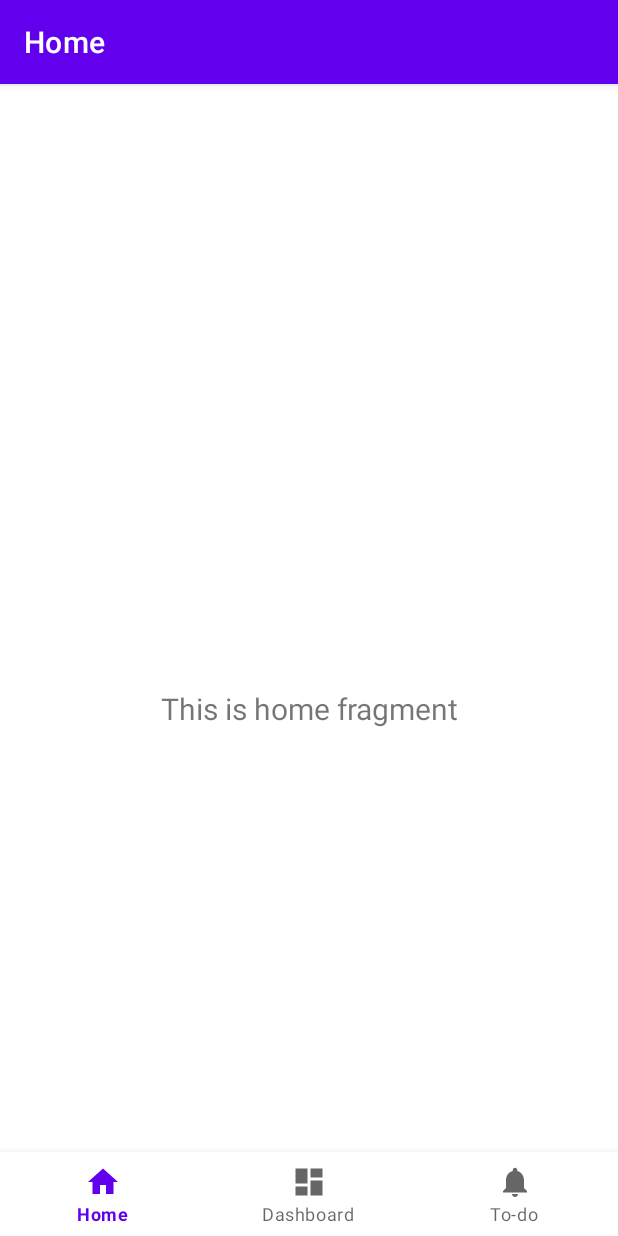
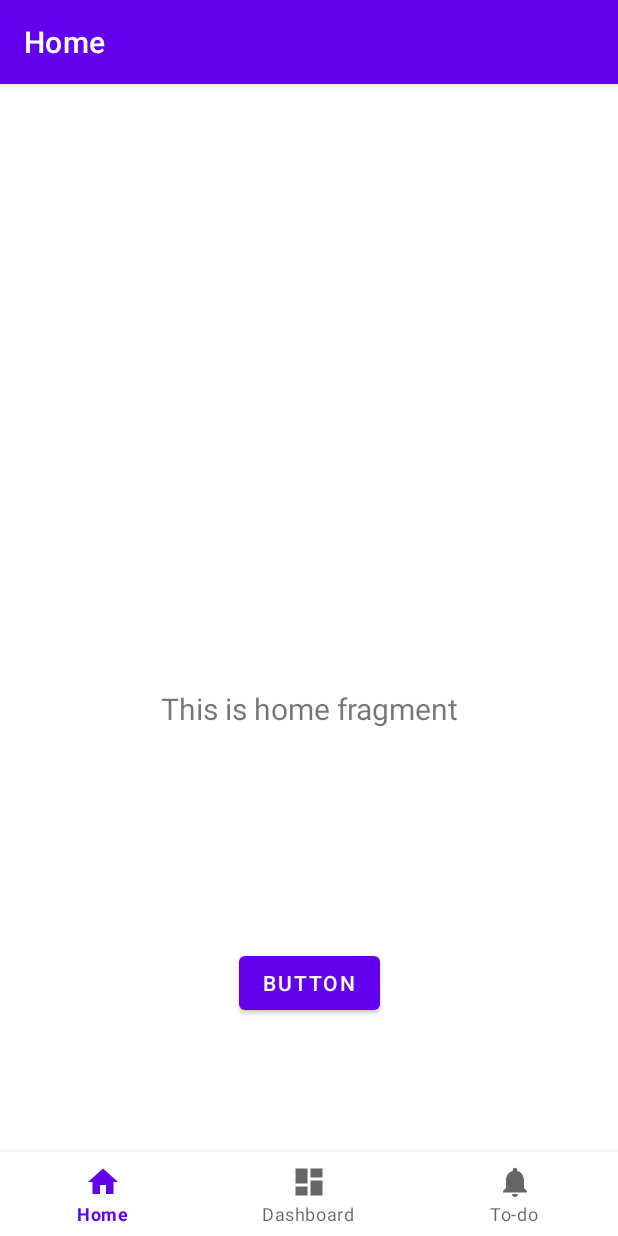
Before and after one commit to pnung/classscheduler, an Android app: the screen it shows after launch (MainActivity), on a phone screen of 412 x 824 dp. Run offline under Robolectric (Android 15) with nearby library versions, the phone set to English and light mode, and no system bars; our stand-ins replace navigation-ui.

Commit message:
Add button that adds Tasks

```diff
--- a/app/src/main/java/com/example/classscheduler/ui/home/HomeFragment.java
+++ b/app/src/main/java/com/example/classscheduler/ui/home/HomeFragment.java
@@ -1,16 +1,20 @@
 package com.example.classscheduler.ui.home;
 
 import android.os.Bundle;
+import android.util.Log;
 import android.view.LayoutInflater;
 import android.view.View;
 import android.view.ViewGroup;
+import android.widget.Button;
 import android.widget.TextView;
 
 import androidx.annotation.NonNull;
 import androidx.fragment.app.Fragment;
 import androidx.lifecycle.ViewModelProvider;
 
+import com.example.classscheduler.R;
 import com.example.classscheduler.databinding.FragmentHomeBinding;
+import com.example.classscheduler.data.Task;
 
 public class HomeFragment extends Fragment {
 
@@ -24,11 +28,22 @@ public class HomeFragment extends Fragment {
         binding = FragmentHomeBinding.inflate(inflater, container, false);
         View root = binding.getRoot();
 
-        final TextView textView = binding.textHome;
+        final TextView textView = binding.homeText;
         homeViewModel.getText().observe(getViewLifecycleOwner(), textView::setText);
-        return root;
 
 
+        TextView homeText = root.findViewById(R.id.home_text);
+        Button homeTestButton = root.findViewById(R.id.home_test_button);
+        homeTestButton.setOnClickListener(new View.OnClickListener() {
+            @Override
+            public void onClick(View v) {
+                System.out.println("hello");
+                Task testTask = new Task("yo");
+                homeText.setText(Task.taskListToString());
+            }
+        });
+
+        return root;
     }
 
     @Override
--- a/app/src/main/res/layout/fragment_home.xml
+++ b/app/src/main/res/layout/fragment_home.xml
@@ -7,7 +7,7 @@
     tools:context=".ui.home.HomeFragment">
 
     <TextView
-        android:id="@+id/text_home"
+        android:id="@+id/home_text"
         android:layout_width="match_parent"
         android:layout_height="wrap_content"
         android:layout_marginStart="8dp"
@@ -15,6 +15,7 @@
         android:layout_marginEnd="8dp"
         android:textAlignment="center"
         android:textSize="20sp"
+        android:text="Hello"
         app:layout_constraintBottom_toBottomOf="parent"
         app:layout_constraintEnd_toEndOf="parent"
         app:layout_constraintStart_toStartOf="parent"
@@ -31,4 +32,14 @@
         app:layout_constraintTop_toTopOf="parent"
     />
 
+    <Button
+        android:id="@+id/home_test_button"
+        android:layout_width="wrap_content"
+        android:layout_height="wrap_content"
+        android:text="Button"
+        app:layout_constraintBottom_toBottomOf="parent"
+        app:layout_constraintEnd_toEndOf="parent"
+        app:layout_constraintStart_toStartOf="parent"
+        app:layout_constraintTop_toBottomOf="@+id/home_text" />
+
 </androidx.constraintlayout.widget.ConstraintLayout>
```
Also changed, not shown: app/src/main/java/com/example/classscheduler/data/Task.java (+11 -1 lines).
